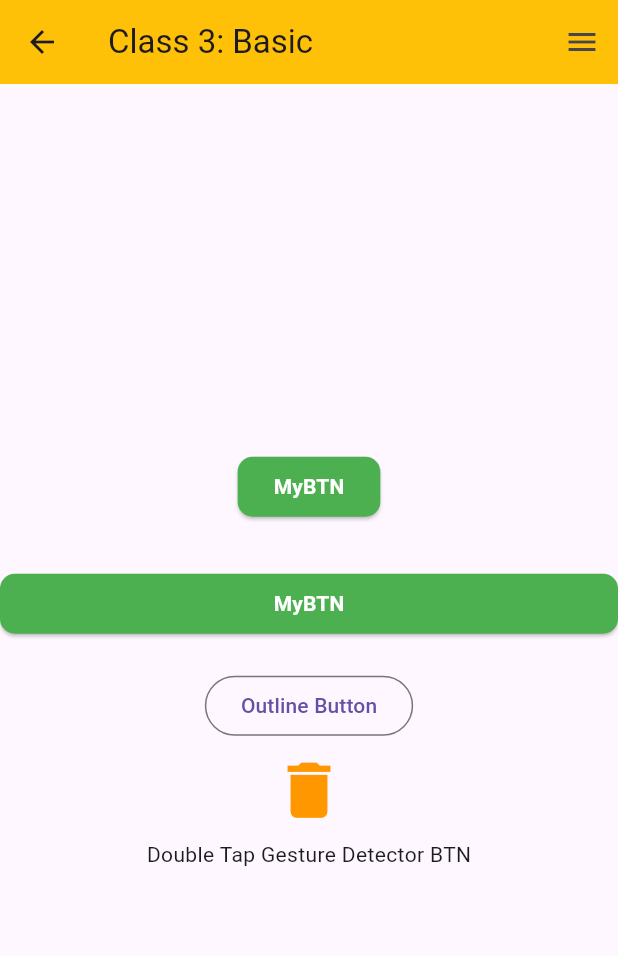
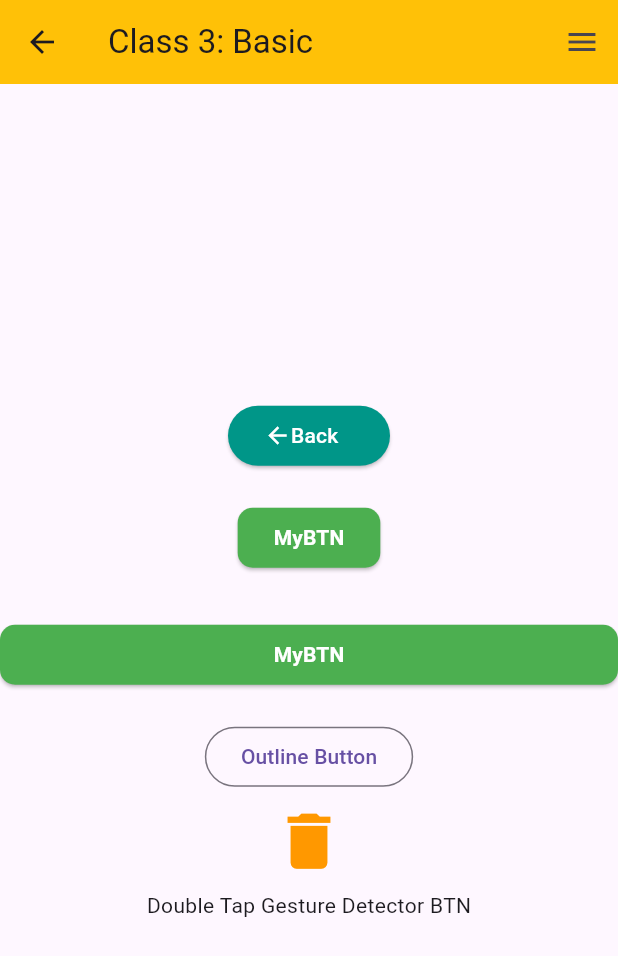
Before and after one commit to swdrana/Flutter, a Flutter app: the Class2 screen opened directly, on a phone screen of 412 x 824 dp. Shown: the top 956 px of the screen. Run offline on Flutter 3.47's test engine with Material 3 defaults, Android fonts, the phone set to English and light mode, and no system bars.

Commit message:
back btn added

```diff
--- a/07-Flutter-Installation/currency_converter/lib/module_07/class_3.dart
+++ b/07-Flutter-Installation/currency_converter/lib/module_07/class_3.dart
@@ -14,6 +14,19 @@ class Class2 extends StatelessWidget {
         child: Column(
           mainAxisAlignment: MainAxisAlignment.center,
           children: [
+            ElevatedButton(
+              onPressed: () => {Navigator.of(context).pop()},
+
+              child: SizedBox(
+                width: 60,
+                child: Row(children: [Icon(Icons.arrow_back), Text('Back')]),
+              ),
+              style: ElevatedButton.styleFrom(
+                backgroundColor: Colors.teal,
+                foregroundColor: Colors.white,
+              ),
+            ),
+            SizedBox(height: 20),
             ElevatedButton(
               onPressed: () {
                 print('BTN Clicked');
```
